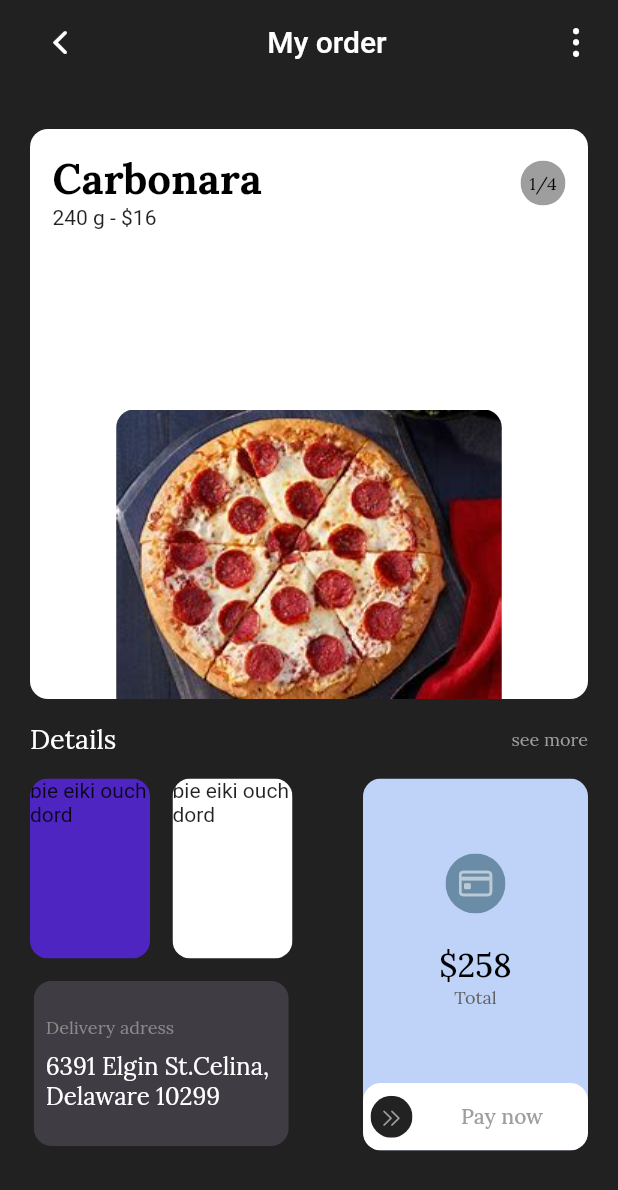
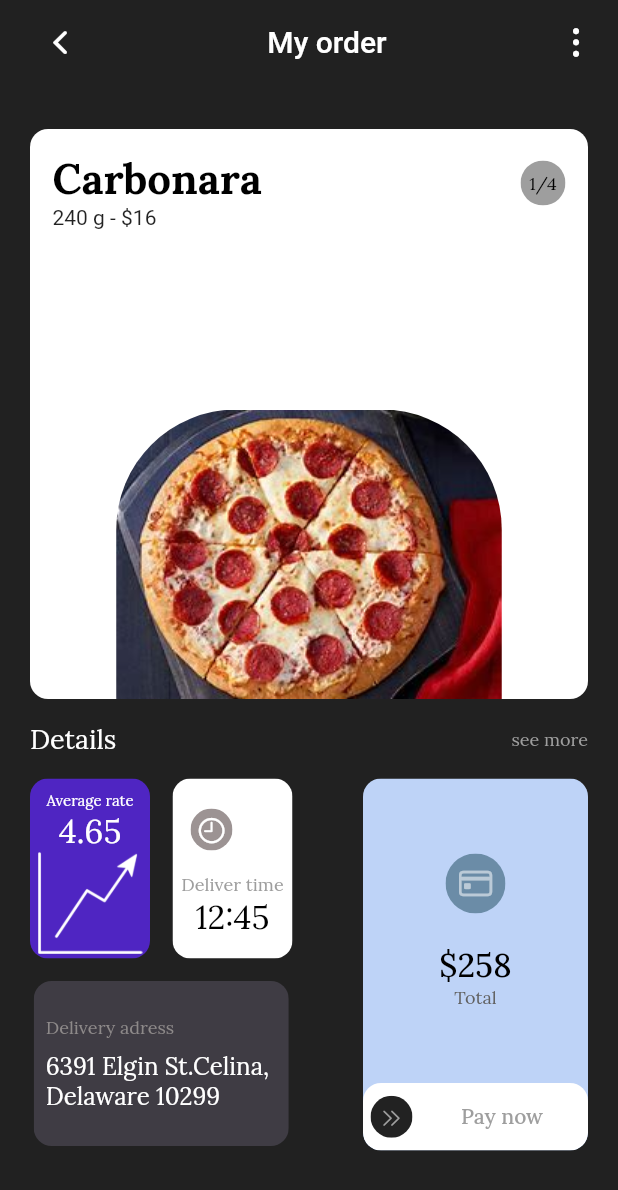
Before and after one commit to radG1t/food_delivery, a Flutter app: the MyOrder screen opened directly, on a phone screen of 412 x 824 dp. Shown: the top 1190 px of the screen. Run offline on Flutter 3.47's test engine with Material 2 defaults, Android fonts, the phone set to English and light mode, and no system bars; our stand-ins replace google_fonts; Roboto replaces fonts that are missing (GoogleFonts.lora()).

Commit message:
MyorderPage done

```diff
--- a/lib/card.dart
+++ b/lib/card.dart
@@ -2,7 +2,7 @@ import 'package:flutter/cupertino.dart';
 import 'package:flutter/material.dart';
 import 'package:google_fonts/google_fonts.dart';
 
-Widget card1(
+Widget Card1(
   imgName,
   foodName,
   price,
@@ -57,7 +57,7 @@ Widget card1(
   );
 }
 
-Widget card2(imgName, foodName, price) {
+Widget Card2(imgName, foodName, price) {
   return ClipRRect(
     borderRadius: BorderRadius.circular(32),
     child: Container(
@@ -110,8 +110,8 @@ Widget card2(imgName, foodName, price) {
   );
 }
 
-class card3 extends StatelessWidget {
-  const card3({super.key});
+class Card3 extends StatelessWidget {
+  const Card3({super.key});
 
   @override
   Widget build(BuildContext context) {
@@ -169,8 +169,8 @@ class card3 extends StatelessWidget {
                 ),
                 ClipRRect(
                   borderRadius: const BorderRadius.only(
-                    topLeft: Radius.circular(12),
-                    topRight: Radius.circular(12),
+                    topLeft: Radius.circular(80),
+                    topRight: Radius.circular(80),
                   ),
                   child: Image.asset(
                     'assets/pizza.jpeg',
@@ -277,3 +277,118 @@ Widget Card4() {
     ),
   );
 }
+
+Widget Card5() {
+  return ClipRRect(
+    borderRadius: BorderRadius.circular(12),
+    child: Container(
+      height: 120,
+      width: 80,
+      color: const Color.fromARGB(255, 79, 37, 194),
+      child: Column(
+        mainAxisAlignment: MainAxisAlignment.start,
+        children: [
+          const SizedBox(
+            height: 8,
+          ),
+          Text(
+            'Average rate',
+            style: GoogleFonts.lora(fontSize: 10, color: Colors.white),
+          ),
+          Text(
+            '4.65',
+            style: GoogleFonts.lora(fontSize: 22, color: Colors.white),
+          ),
+          Image.asset(
+            'assets/chart.png',
+            color: Colors.white,
+            width: 70,
+          )
+        ],
+      ),
+    ),
+  );
+}
+
+Widget Card6() {
+  return ClipRRect(
+    borderRadius: BorderRadius.circular(12),
+    child: Container(
+      height: 120,
+      width: 80,
+      color: Colors.white,
+      child: Column(
+        mainAxisAlignment: MainAxisAlignment.start,
+        children: [
+          const SizedBox(
+            height: 20,
+          ),
+          Row(
+            mainAxisAlignment: MainAxisAlignment.start,
+            children: [
+              const SizedBox(
+                width: 12,
+              ),
+              ClipRRect(
+                borderRadius: BorderRadius.circular(45),
+                child: Container(
+                  width: 28,
+                  height: 28,
+                  color: const Color.fromARGB(255, 156, 147, 147),
+                  child: const Center(
+                    child: Icon(CupertinoIcons.time,
+                        size: 20, color: Colors.white),
+                  ),
+                ),
+              ),
+            ],
+          ),
+          const SizedBox(
+            height: 15,
+          ),
+          Text(
+            'Deliver time',
+            style: GoogleFonts.lora(fontSize: 12, color: Colors.grey),
+          ),
+          Text(
+            '12:45',
+            style: GoogleFonts.lora(fontSize: 22, color: Colors.black),
+          ),
+        ],
+      ),
+    ),
+  );
+}
+
+Widget Card7() {
+  return ClipRRect(
+    borderRadius: BorderRadius.circular(12),
+    child: Container(
+      width: 170,
+      height: 110,
+      //    height: double.maxFinite,
+      color: Color.fromARGB(223, 67, 64, 73),
+      child: Padding(
+        padding: const EdgeInsets.all(8),
+        child: Column(
+          mainAxisAlignment: MainAxisAlignment.center,
+          crossAxisAlignment: CrossAxisAlignment.start,
+          children: [
+            Text(
+              'Delivery adress',
+              style: GoogleFonts.lora(
+                  fontSize: 12, color: Color.fromARGB(255, 141, 137, 137)),
+            ),
+            const SizedBox(
+              height: 8,
+            ),
+            Text(
+              '6391 Elgin St.Celina, Delaware 10299',
+              style: GoogleFonts.lora(fontSize: 16, color: Colors.white),
+            ),
+          ],
+        ),
+      ),
+    ),
+  );
+}
--- a/lib/myOrder.dart
+++ b/lib/myOrder.dart
@@ -40,7 +40,7 @@ class _MyOrderState extends State<MyOrder> {
             crossAxisAlignment: CrossAxisAlignment.end,
             children: [
               const Center(
-                child: card3(),
+                child: Card3(),
               ),
               const SizedBox(
                 height: 15,
@@ -71,65 +71,17 @@ class _MyOrderState extends State<MyOrder> {
                       Row(
                         mainAxisAlignment: MainAxisAlignment.spaceBetween,
                         children: [
-                          ClipRRect(
-                            borderRadius: BorderRadius.circular(12),
-                            child: Container(
-                              height: 120,
-                              width: 80,
-                              color: const Color.fromARGB(255, 79, 37, 194),
-                              child: const Text('bie eiki ouch dord'),
-                            ),
-                          ),
+                          Card5(),
                           const SizedBox(
                             width: 15,
                           ),
-                          ClipRRect(
-                            borderRadius: BorderRadius.circular(12),
-                            child: Container(
-                              height: 120,
-                              width: 80,
-                              color: Colors.white,
-                              child: const Text('bie eiki ouch dord'),
-                            ),
-                          ),
+                          Card6(),
                         ],
                       ),
                       const SizedBox(
                         height: 15,
                       ),
-                      ClipRRect(
-                        borderRadius: BorderRadius.circular(12),
-                        child: Container(
-                          width: 170,
-                          height: 110,
-                          //    height: double.maxFinite,
-                          color: Color.fromARGB(223, 67, 64, 73),
-                          child: Padding(
-                            padding: const EdgeInsets.all(8),
-                            child: Column(
-                              mainAxisAlignment: MainAxisAlignment.center,
-                              crossAxisAlignment: CrossAxisAlignment.start,
-                              children: [
-                                Text(
-                                  'Delivery adress',
-                                  style: GoogleFonts.lora(
-                                      fontSize: 12,
-                                      color:
-                                          Color.fromARGB(255, 141, 137, 137)),
-                                ),
-                                const SizedBox(
-                                  height: 8,
-                                ),
-                                Text(
-                                  '6391 Elgin St.Celina, Delaware 10299',
-                                  style: GoogleFonts.lora(
-                                      fontSize: 16, color: Colors.white),
-                                ),
-                              ],
-                            ),
-                          ),
-                        ),
-                      ),
+                      Card7(),
                     ],
                   ),
                   const SizedBox(
--- a/lib/order.dart
+++ b/lib/order.dart
@@ -124,8 +124,8 @@ class _OrderPageState extends State<OrderPage> {
             Row(
               mainAxisAlignment: MainAxisAlignment.spaceAround,
               children: [
-                card1('fries', 'Fries', '8'),
-                card2('pizza', 'burger', '18.5'),
+                Card1('fries', 'Fries', '8'),
+                Card2('pizza', 'burger', '18.5'),
               ],
             ),
             const SizedBox(
@@ -134,8 +134,8 @@ class _OrderPageState extends State<OrderPage> {
             Row(
               mainAxisAlignment: MainAxisAlignment.spaceAround,
               children: [
-                card2('burger', 'Burger', '12'),
-                card1('pizza', 'Pizza', '22.5'),
+                Card2('burger', 'Burger', '12'),
+                Card1('pizza', 'Pizza', '22.5'),
               ],
             ),
           ],
```
Also changed, not shown: assets/chart.png (added).
